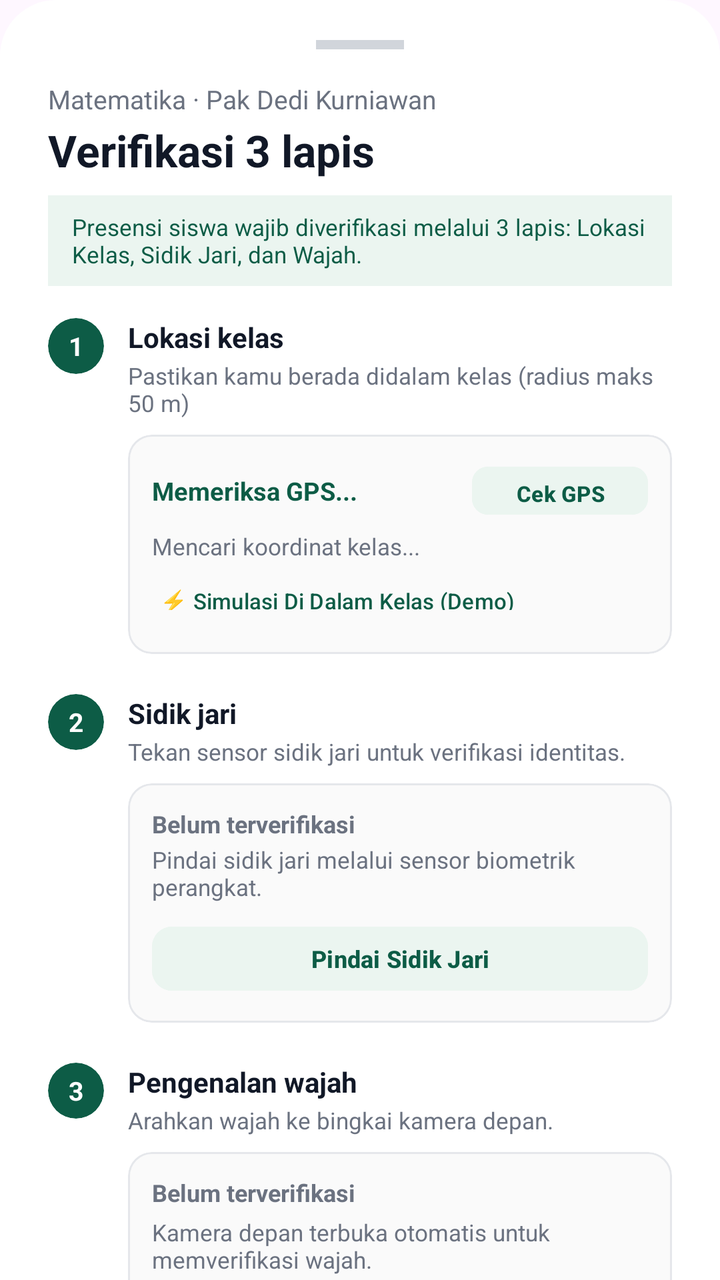
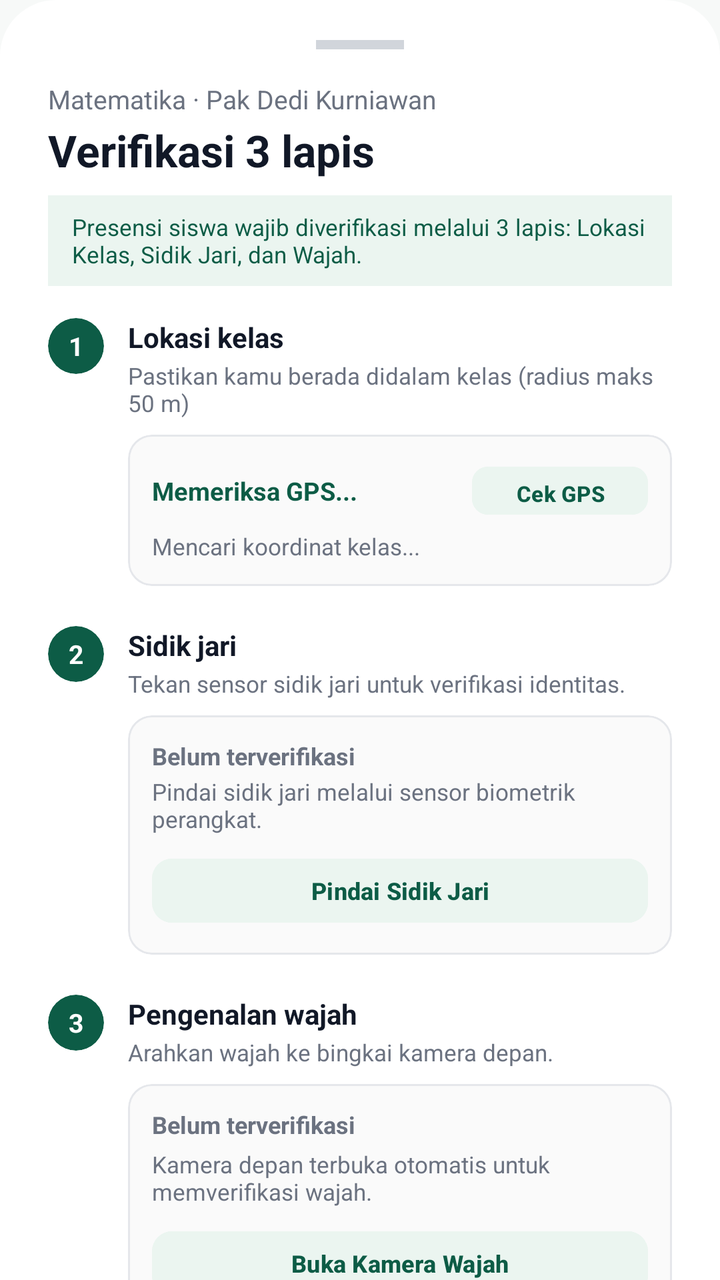

Before-and-after screenshots of an Android layout around one commit, followed by the original layout XML and the change that was made.
<!-- AndroidManifest.xml: application theme Theme.AbsensiAPP -->
<!-- res/layout/dialog_attendance_verification.xml -->
<?xml version="1.0" encoding="utf-8"?>
<androidx.core.widget.NestedScrollView xmlns:android="http://schemas.android.com/apk/res/android"
    xmlns:app="http://schemas.android.com/apk/res-auto"
    xmlns:tools="http://schemas.android.com/tools"
    android:id="@+id/scrollVerificationContent"
    android:layout_width="match_parent"
    android:layout_height="wrap_content"
    android:background="@drawable/bg_dialog_sheet"
    android:fillViewport="true">

    <LinearLayout
        android:layout_width="match_parent"
        android:layout_height="wrap_content"
        android:orientation="vertical"
        android:paddingHorizontal="24dp"
        android:paddingTop="20dp"
        android:paddingBottom="36dp">

        
        <View
            android:layout_width="44dp"
            android:layout_height="4.5dp"
            android:layout_gravity="center_horizontal"
            android:layout_marginBottom="16dp"
            android:background="#D1D5DB" />

        
        <TextView
            android:id="@+id/tvVerificationSubject"
            android:layout_width="match_parent"
            android:layout_height="wrap_content"
            android:text="Matematika · Pak Dedi Kurniawan"
            android:textColor="@color/hadirku_text_muted"
            android:textSize="13sp" />

        
        <TextView
            android:layout_width="match_parent"
            android:layout_height="wrap_content"
            android:layout_marginTop="2dp"
            android:text="Verifikasi 3 lapis"
            android:textColor="@color/hadirku_text_dark"
            android:textSize="22sp"
            android:textStyle="bold" />

        
        <TextView
            android:id="@+id/tvVerificationClassBadge"
            android:layout_width="wrap_content"
            android:layout_height="wrap_content"
            android:visibility="gone" />

        
        <TextView
            android:id="@+id/tvVerificationNotice"
            android:layout_width="match_parent"
            android:layout_height="wrap_content"
            android:layout_marginTop="8dp"
            android:background="@color/hadirku_soft_mint"
            android:paddingHorizontal="12dp"
            android:paddingVertical="8dp"
            android:text="Presensi siswa wajib diverifikasi melalui 3 lapis: Lokasi Kelas, Sidik Jari, dan Wajah."
            android:textColor="@color/hadirku_primary"
            android:textSize="11.5sp" />

        
        
        
        <LinearLayout
            android:layout_width="match_parent"
            android:layout_height="wrap_content"
            android:layout_marginTop="16dp"
            android:orientation="horizontal">

            <com.google.android.material.card.MaterialCardView
                android:layout_width="28dp"
                android:layout_height="28dp"
                app:cardBackgroundColor="@color/hadirku_primary"
                app:cardCornerRadius="14dp"
                app:cardElevation="0dp"
                app:strokeWidth="0dp">

                <TextView
                    android:id="@+id/badgeStepLocation"
                    android:layout_width="match_parent"
                    android:layout_height="match_parent"
                    android:gravity="center"
                    android:text="1"
                    android:textColor="@color/white"
                    android:textSize="13sp"
                    android:textStyle="bold" />
            </com.google.android.material.card.MaterialCardView>

            <LinearLayout
                android:layout_width="0dp"
                android:layout_height="wrap_content"
                android:layout_marginStart="12dp"
                android:layout_weight="1"
                android:orientation="vertical">

                <TextView
                    android:layout_width="wrap_content"
                    android:layout_height="wrap_content"
                    android:text="Lokasi kelas"
                    android:textColor="@color/hadirku_text_dark"
                    android:textSize="14sp"
                    android:textStyle="bold" />

                <TextView
                    android:id="@+id/tvLocationClassRule"
                    android:layout_width="wrap_content"
                    android:layout_height="wrap_content"
                    android:layout_marginTop="2dp"
                    android:text="Pastikan kamu berada didalam kelas (radius maks 50 m)"
                    android:textColor="@color/hadirku_text_muted"
                    android:textSize="11.5sp" />

                
                <com.google.android.material.card.MaterialCardView
                    android:layout_width="match_parent"
                    android:layout_height="wrap_content"
                    android:layout_marginTop="8dp"
                    app:cardBackgroundColor="#FAFAFA"
                    app:cardCornerRadius="12dp"
                    app:cardElevation="0dp"
                    app:strokeColor="@color/hadirku_gray_border"
                    app:strokeWidth="1dp">

                    <LinearLayout
                        android:layout_width="match_parent"
                        android:layout_height="wrap_content"
                        android:orientation="vertical"
                        android:padding="12dp">

                        <LinearLayout
                            android:layout_width="match_parent"
                            android:layout_height="wrap_content"
                            android:gravity="center_vertical"
                            android:orientation="horizontal">

                            <TextView
                                android:id="@+id/tvLocationStatusBadge"
                                android:layout_width="0dp"
                                android:layout_height="wrap_content"
                                android:layout_weight="1"
                                android:text="Memeriksa GPS..."
                                android:textColor="@color/hadirku_primary"
                                android:textSize="12.5sp"
                                android:textStyle="bold" />

                            <com.google.android.material.button.MaterialButton
                                android:id="@+id/btnRefreshLocation"
                                style="@style/Widget.Material3.Button.TonalButton"
                                android:layout_width="wrap_content"
                                android:layout_height="32dp"
                                android:backgroundTint="@color/hadirku_soft_mint"
                                android:paddingHorizontal="10dp"
                                android:text="Cek GPS"
                                android:textColor="@color/hadirku_primary"
                                android:textSize="11sp"
                                android:textStyle="bold"
                                app:cornerRadius="8dp"
                                app:strokeWidth="0dp" />
                        </LinearLayout>

                        <TextView
                            android:id="@+id/tvLocationDetails"
                            android:layout_width="match_parent"
                            android:layout_height="wrap_content"
                            android:layout_marginTop="4dp"
                            android:text="Mencari koordinat kelas..."
                            android:textColor="@color/hadirku_text_muted"
                            android:textSize="11.5sp" />

                        <com.google.android.material.button.MaterialButton
                            android:id="@+id/btnSimulateLocation"
                            style="@style/Widget.Material3.Button.TextButton"
                            android:layout_width="wrap_content"
                            android:layout_height="32dp"
                            android:layout_marginTop="2dp"
                            android:paddingHorizontal="4dp"
                            android:text="⚡ Simulasi Di Dalam Kelas (Demo)"
                            android:textColor="@color/hadirku_primary"
                            android:textSize="11sp" />
                    </LinearLayout>
                </com.google.android.material.card.MaterialCardView>

            </LinearLayout>
        </LinearLayout>

        
        
        
        <LinearLayout
            android:layout_width="match_parent"
            android:layout_height="wrap_content"
            android:layout_marginTop="20dp"
            android:orientation="horizontal">

            <com.google.android.material.card.MaterialCardView
                android:layout_width="28dp"
                android:layout_height="28dp"
                app:cardBackgroundColor="@color/hadirku_primary"
                app:cardCornerRadius="14dp"
                app:cardElevation="0dp"
                app:strokeWidth="0dp">

                <TextView
                    android:id="@+id/badgeStepBiometric"
                    android:layout_width="match_parent"
                    android:layout_height="match_parent"
                    android:gravity="center"
                    android:text="2"
                    android:textColor="@color/white"
                    android:textSize="13sp"
                    android:textStyle="bold" />
            </com.google.android.material.card.MaterialCardView>

            <LinearLayout
                android:layout_width="0dp"
                android:layout_height="wrap_content"
                android:layout_marginStart="12dp"
                android:layout_weight="1"
                android:orientation="vertical">

                <TextView
                    android:layout_width="wrap_content"
                    android:layout_height="wrap_content"
                    android:text="Sidik jari"
                    android:textColor="@color/hadirku_text_dark"
                    android:textSize="14sp"
                    android:textStyle="bold" />

                <TextView
                    android:layout_width="wrap_content"
                    android:layout_height="wrap_content"
                    android:layout_marginTop="2dp"
                    android:text="Tekan sensor sidik jari untuk verifikasi identitas."
                    android:textColor="@color/hadirku_text_muted"
                    android:textSize="11.5sp" />

                
                <com.google.android.material.card.MaterialCardView
                    android:layout_width="match_parent"
                    android:layout_height="wrap_content"
                    android:layout_marginTop="8dp"
                    app:cardBackgroundColor="#FAFAFA"
                    app:cardCornerRadius="12dp"
                    app:cardElevation="0dp"
                    app:strokeColor="@color/hadirku_gray_border"
                    app:strokeWidth="1dp">

                    <LinearLayout
                        android:layout_width="match_parent"
                        android:layout_height="wrap_content"
                        android:orientation="vertical"
                        android:padding="12dp">

                        <TextView
                            android:id="@+id/tvBiometricStatusBadge"
                            android:layout_width="wrap_content"
                            android:layout_height="wrap_content"
                            android:text="Belum terverifikasi"
                            android:textColor="@color/hadirku_text_muted"
                            android:textSize="12sp"
                            android:textStyle="bold" />

                        <TextView
                            android:id="@+id/tvBiometricDetails"
                            android:layout_width="match_parent"
                            android:layout_height="wrap_content"
                            android:layout_marginTop="2dp"
                            android:text="Pindai sidik jari melalui sensor biometrik perangkat."
                            android:textColor="@color/hadirku_text_muted"
                            android:textSize="11.5sp" />

                        <com.google.android.material.button.MaterialButton
                            android:id="@+id/btnTriggerBiometric"
                            style="@style/Widget.Material3.Button.TonalButton"
                            android:layout_width="match_parent"
                            android:layout_height="40dp"
                            android:layout_marginTop="8dp"
                            android:backgroundTint="@color/hadirku_soft_mint"
                            android:text="Pindai Sidik Jari"
                            android:textAllCaps="false"
                            android:textColor="@color/hadirku_primary"
                            android:textSize="12sp"
                            android:textStyle="bold"
                            app:cornerRadius="10dp"
                            app:strokeWidth="0dp" />
                    </LinearLayout>
                </com.google.android.material.card.MaterialCardView>

            </LinearLayout>
        </LinearLayout>

        
        
        
        <LinearLayout
            android:layout_width="match_parent"
            android:layout_height="wrap_content"
            android:layout_marginTop="20dp"
            android:orientation="horizontal">

            <com.google.android.material.card.MaterialCardView
                android:layout_width="28dp"
                android:layout_height="28dp"
                app:cardBackgroundColor="@color/hadirku_primary"
                app:cardCornerRadius="14dp"
                app:cardElevation="0dp"
                app:strokeWidth="0dp">

                <TextView
                    android:id="@+id/badgeStepFace"
                    android:layout_width="match_parent"
                    android:layout_height="match_parent"
                    android:gravity="center"
                    android:text="3"
                    android:textColor="@color/white"
                    android:textSize="13sp"
                    android:textStyle="bold" />
            </com.google.android.material.card.MaterialCardView>

            <LinearLayout
                android:layout_width="0dp"
                android:layout_height="wrap_content"
                android:layout_marginStart="12dp"
                android:layout_weight="1"
                android:orientation="vertical">

                <TextView
                    android:layout_width="wrap_content"
                    android:layout_height="wrap_content"
                    android:text="Pengenalan wajah"
                    android:textColor="@color/hadirku_text_dark"
                    android:textSize="14sp"
                    android:textStyle="bold" />

                <TextView
                    android:layout_width="wrap_content"
                    android:layout_height="wrap_content"
                    android:layout_marginTop="2dp"
                    android:text="Arahkan wajah ke bingkai kamera depan."
                    android:textColor="@color/hadirku_text_muted"
                    android:textSize="11.5sp" />

                
                <com.google.android.material.card.MaterialCardView
                    android:layout_width="match_parent"
                    android:layout_height="wrap_content"
                    android:layout_marginTop="8dp"
                    app:cardBackgroundColor="#FAFAFA"
                    app:cardCornerRadius="12dp"
                    app:cardElevation="0dp"
                    app:strokeColor="@color/hadirku_gray_border"
                    app:strokeWidth="1dp">

                    <LinearLayout
                        android:layout_width="match_parent"
                        android:layout_height="wrap_content"
                        android:orientation="vertical"
                        android:padding="12dp">

                        <TextView
                            android:id="@+id/tvFaceStatusBadge"
                            android:layout_width="wrap_content"
                            android:layout_height="wrap_content"
                            android:text="Belum terverifikasi"
                            android:textColor="@color/hadirku_text_muted"
                            android:textSize="12sp"
                            android:textStyle="bold" />

                        
                        <FrameLayout
                            android:id="@+id/frameFaceCameraPreview"
                            android:layout_width="140dp"
                            android:layout_height="140dp"
                            android:layout_gravity="center_horizontal"
                            android:layout_marginTop="10dp"
                            android:background="@drawable/bg_scanner_reticle"
                            android:padding="4dp"
                            android:visibility="gone">

                            <androidx.camera.view.PreviewView
                                android:id="@+id/previewViewFace"
                                android:layout_width="match_parent"
                                android:layout_height="match_parent" />

                            <View
                                android:id="@+id/overlayFaceGuide"
                                android:layout_width="match_parent"
                                android:layout_height="match_parent"
                                android:background="@drawable/bg_scan_button_outer" />
                        </FrameLayout>

                        
                        <LinearLayout
                            android:id="@+id/layoutFaceScanningProgress"
                            android:layout_width="match_parent"
                            android:layout_height="wrap_content"
                            android:layout_marginTop="8dp"
                            android:gravity="center"
                            android:orientation="vertical"
                            android:visibility="gone">

                            <ProgressBar
                                android:id="@+id/progressFaceAnalysis"
                                style="?android:attr/progressBarStyleSmall"
                                android:layout_width="22dp"
                                android:layout_height="22dp"
                                android:indeterminateTint="@color/hadirku_primary" />

                            <TextView
                                android:id="@+id/tvFaceScanningNotice"
                                android:layout_width="wrap_content"
                                android:layout_height="wrap_content"
                                android:layout_marginTop="4dp"
                                android:text="Wajah terdeteksi. Menganalisis..."
                                android:textColor="@color/hadirku_primary"
                                android:textSize="11sp"
                                android:textStyle="bold" />
                        </LinearLayout>

                        <TextView
                            android:id="@+id/tvFaceDetails"
                            android:layout_width="match_parent"
                            android:layout_height="wrap_content"
                            android:layout_marginTop="4dp"
                            android:text="Kamera depan terbuka otomatis untuk memverifikasi wajah."
                            android:textColor="@color/hadirku_text_muted"
                            android:textSize="11.5sp" />

                        <com.google.android.material.button.MaterialButton
                            android:id="@+id/btnTriggerFaceScan"
                            style="@style/Widget.Material3.Button.TonalButton"
                            android:layout_width="match_parent"
                            android:layout_height="40dp"
                            android:layout_marginTop="8dp"
                            android:backgroundTint="@color/hadirku_soft_mint"
                            android:text="Buka Kamera Wajah"
                            android:textAllCaps="false"
                            android:textColor="@color/hadirku_primary"
                            android:textSize="12sp"
                            android:textStyle="bold"
                            app:cornerRadius="10dp"
                            app:strokeWidth="0dp" />

                        <com.google.android.material.button.MaterialButton
                            android:id="@+id/btnCancelFaceCamera"
                            style="@style/Widget.Material3.Button.TextButton"
                            android:layout_width="wrap_content"
                            android:layout_height="32dp"
                            android:layout_gravity="center_horizontal"
                            android:layout_marginTop="2dp"
                            android:text="Tutup Kamera"
                            android:textColor="@color/hadirku_text_muted"
                            android:textSize="11sp"
                            android:visibility="gone" />
                    </LinearLayout>
                </com.google.android.material.card.MaterialCardView>

            </LinearLayout>
        </LinearLayout>

        
        <com.google.android.material.button.MaterialButton
            android:id="@+id/btnFinalSubmitAttendance"
            android:layout_width="match_parent"
            android:layout_height="52dp"
            android:layout_marginTop="26dp"
            android:background="@drawable/bg_hadirku_primary_btn"
            android:enabled="false"
            android:text="Selesaikan Absensi"
            android:textAllCaps="false"
            android:textColor="@color/white"
            android:textSize="15sp"
            android:textStyle="bold"
            app:backgroundTint="@null"
            app:cornerRadius="14dp" />

        <TextView
            android:id="@+id/btnCancelVerification"
            android:layout_width="wrap_content"
            android:layout_height="wrap_content"
            android:layout_gravity="center_horizontal"
            android:layout_marginTop="12dp"
            android:padding="8dp"
            android:text="Batal"
            android:textColor="@color/hadirku_text_muted"
            android:textSize="13sp" />

    </LinearLayout>
</androidx.core.widget.NestedScrollView>
<!-- resources referenced by this layout -->
<resources>
  <color name="hadirku_gray_border">#E5E7EB</color>
  <color name="hadirku_primary">#0D5C46</color>
  <color name="hadirku_soft_mint">#EBF5F0</color>
  <color name="hadirku_text_dark">#111827</color>
  <color name="hadirku_text_muted">#6B7280</color>
  <color name="white">#FFFFFF</color>
  <!-- drawable bg_dialog_sheet (drawable) -->
  <?xml version="1.0" encoding="utf-8"?>
  <shape xmlns:android="http://schemas.android.com/apk/res/android"
      android:shape="rectangle">
      <corners
          android:topLeftRadius="28dp"
          android:topRightRadius="28dp"
          android:bottomLeftRadius="0dp"
          android:bottomRightRadius="0dp" />
      <solid android:color="@color/card_bg" />
  </shape>
  <!-- drawable bg_hadirku_primary_btn (drawable) -->
  <?xml version="1.0" encoding="utf-8"?>
  <ripple xmlns:android="http://schemas.android.com/apk/res/android"
      android:color="#33FFFFFF">
      <item>
          <shape android:shape="rectangle">
              <solid android:color="@color/hadirku_primary" />
              <corners android:radius="14dp" />
          </shape>
      </item>
  </ripple>
  <!-- drawable bg_scan_button_outer (drawable) -->
  <?xml version="1.0" encoding="utf-8"?>
  <shape xmlns:android="http://schemas.android.com/apk/res/android"
      android:shape="oval">
      <stroke
          android:width="4dp"
          android:color="#FFFFFF" />
      <solid android:color="#33000000" />
  </shape>
  <!-- drawable bg_scanner_reticle (drawable) -->
  <?xml version="1.0" encoding="utf-8"?>
  <layer-list xmlns:android="http://schemas.android.com/apk/res/android">
      <item>
          <shape android:shape="rectangle">
              <corners android:radius="16dp" />
              <stroke
                  android:width="2.5dp"
                  android:color="#00E5FF" />
              <solid android:color="#05FFFFFF" />
          </shape>
      </item>
  </layer-list>
  <style name="Theme.AbsensiAPP" parent="Theme.Material3.DayNight.NoActionBar">
          
          <item name="colorPrimary">@color/primary_navy</item>
          <item name="colorPrimaryVariant">@color/primary_navy_dark</item>
          <item name="colorOnPrimary">@color/white</item>
          
          <item name="colorSecondary">@color/accent_orange</item>
          <item name="colorSecondaryVariant">@color/accent_orange_dark</item>
          <item name="colorOnSecondary">@color/white</item>
          
          <item name="android:statusBarColor">@color/primary_navy_dark</item>
          <item name="android:windowLightStatusBar">false</item>
          <item name="android:navigationBarColor">@color/white</item>
          <item name="android:windowLightNavigationBar">true</item>
      </style>
  <color name="card_bg">#FFFFFF</color>
  <color name="primary_navy">#0F2D6B</color>
  <color name="primary_navy_dark">#081738</color>
  <color name="accent_orange">#F97316</color>
  <color name="accent_orange_dark">#EA580C</color>
</resources>

<!-- the commit's change to res/layout/dialog_attendance_verification.xml (unified diff, before → after) -->
@@ -171,17 +171,6 @@
                             android:text="Mencari koordinat kelas..."
                             android:textColor="@color/hadirku_text_muted"
                             android:textSize="11.5sp" />
-
-                        <com.google.android.material.button.MaterialButton
-                            android:id="@+id/btnSimulateLocation"
-                            style="@style/Widget.Material3.Button.TextButton"
-                            android:layout_width="wrap_content"
-                            android:layout_height="32dp"
-                            android:layout_marginTop="2dp"
-                            android:paddingHorizontal="4dp"
-                            android:text="⚡ Simulasi Di Dalam Kelas (Demo)"
-                            android:textColor="@color/hadirku_primary"
-                            android:textSize="11sp" />
                     </LinearLayout>
                 </com.google.android.material.card.MaterialCardView>
 
<!-- resource entries referenced after the edit -->
@@ -50,25 +50,29 @@
           </shape>
       </item>
   </layer-list>
-  <style name="Theme.AbsensiAPP" parent="Theme.Material3.DayNight.NoActionBar">
+  <style name="Theme.AbsensiAPP" parent="Theme.Material3.Light.NoActionBar">
           
-          <item name="colorPrimary">@color/primary_navy</item>
-          <item name="colorPrimaryVariant">@color/primary_navy_dark</item>
+          <item name="colorPrimary">@color/hadirku_primary</item>
+          <item name="colorPrimaryVariant">@color/hadirku_primary_dark</item>
           <item name="colorOnPrimary">@color/white</item>
           
-          <item name="colorSecondary">@color/accent_orange</item>
-          <item name="colorSecondaryVariant">@color/accent_orange_dark</item>
-          <item name="colorOnSecondary">@color/white</item>
+          <item name="colorSecondary">@color/hadirku_yellow</item>
+          <item name="colorSecondaryVariant">@color/hadirku_yellow_dark</item>
+          <item name="colorOnSecondary">@color/hadirku_text_dark</item>
           
-          <item name="android:statusBarColor">@color/primary_navy_dark</item>
-          <item name="android:windowLightStatusBar">false</item>
+          <item name="android:colorBackground">@color/hadirku_bg</item>
+          <item name="colorSurface">@color/white</item>
+          <item name="colorOnSurface">@color/hadirku_text_dark</item>
+          
+          <item name="android:statusBarColor">@color/hadirku_bg</item>
+          <item name="android:windowLightStatusBar">true</item>
           <item name="android:navigationBarColor">@color/white</item>
           <item name="android:windowLightNavigationBar">true</item>
       </style>
   <color name="card_bg">#FFFFFF</color>
-  <color name="primary_navy">#0F2D6B</color>
-  <color name="primary_navy_dark">#081738</color>
-  <color name="accent_orange">#F97316</color>
-  <color name="accent_orange_dark">#EA580C</color>
+  <color name="hadirku_primary_dark">#083D2E</color>
+  <color name="hadirku_yellow">#FCD34D</color>
+  <color name="hadirku_yellow_dark">#D97706</color>
+  <color name="hadirku_bg">#F7F9F8</color>
 </resources>
 
